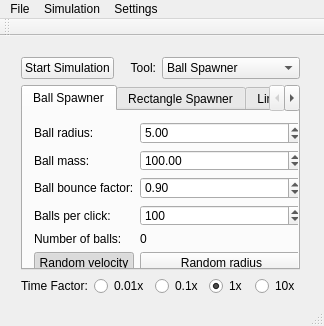
Qt form Balls_On_SFML/mainwindow.ui (LazyHater/Balls_On_SFML) before a commit.
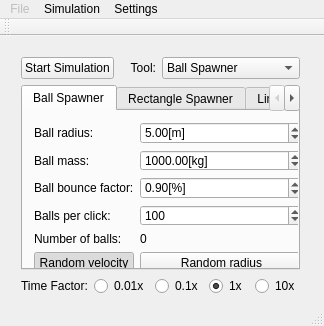
The same form after that commit.

Patch:
```diff
--- a/Balls_On_SFML/mainwindow.ui
+++ b/Balls_On_SFML/mainwindow.ui
@@ -178,6 +178,9 @@
           </item>
           <item row="0" column="1">
            <widget class="QDoubleSpinBox" name="ballRadiusDoubleSpinBox">
+            <property name="suffix">
+             <string>[m]</string>
+            </property>
             <property name="maximum">
              <double>100000000000000000.000000000000000</double>
             </property>
@@ -188,6 +191,9 @@
           </item>
           <item row="2" column="1">
            <widget class="QDoubleSpinBox" name="ballBounceFactorDoubleSpinBox">
+            <property name="suffix">
+             <string>[%]</string>
+            </property>
             <property name="maximum">
              <double>1.000000000000000</double>
             </property>
@@ -201,6 +207,9 @@
           </item>
           <item row="1" column="1">
            <widget class="QDoubleSpinBox" name="ballMassDoubleSpinBox">
+            <property name="suffix">
+             <string>[kg]</string>
+            </property>
             <property name="minimum">
              <double>0.000000000000000</double>
             </property>
@@ -208,7 +217,7 @@
              <double>100000000000000000.000000000000000</double>
             </property>
             <property name="value">
-             <double>100.000000000000000</double>
+             <double>1000.000000000000000</double>
             </property>
            </widget>
           </item>
@@ -285,6 +294,9 @@
     </rect>
    </property>
    <widget class="QMenu" name="menuFile">
+    <property name="enabled">
+     <bool>false</bool>
+    </property>
     <property name="title">
      <string>File</string>
     </property>
```
Left out of the diff: 27 changed lines with no effect on the pictures.
